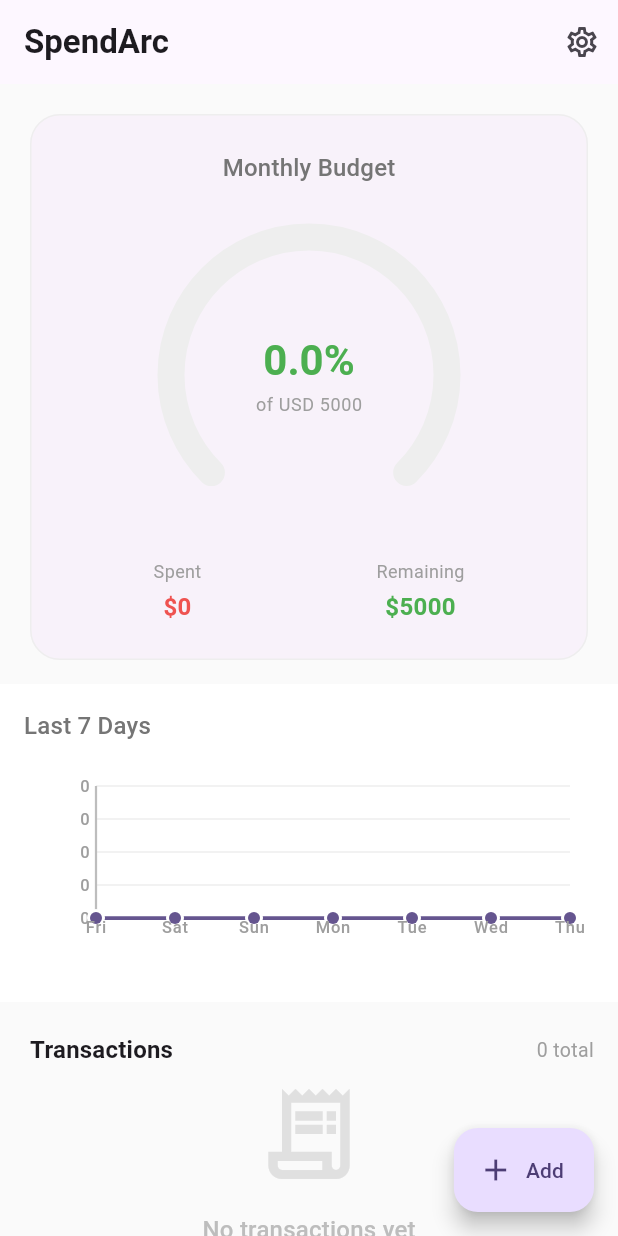
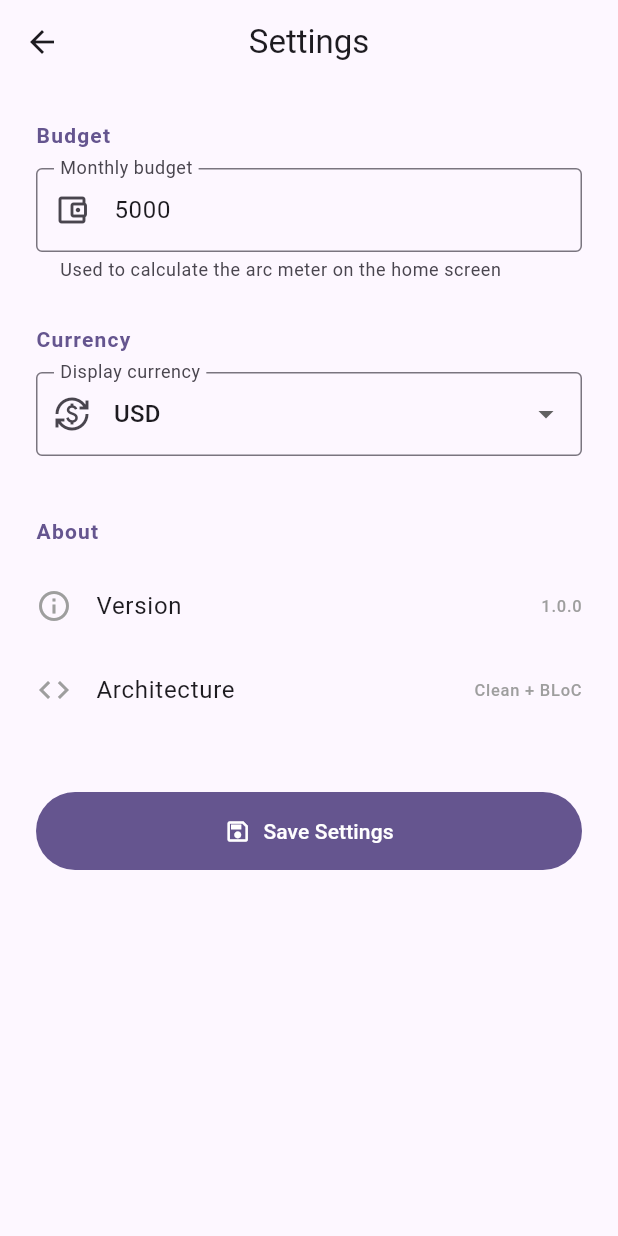
Before and after one commit to mrswapon/SpendArc_Taghyeer_Task, a Flutter app: the screen it shows after launch, after a tap on the "settings" icon, on a phone screen of 412 x 824 dp. Run offline on Flutter 3.47's test engine with Material 3 defaults, Android fonts, the phone set to English and light mode, and no system bars; our stand-ins replace connectivity_plus, dartz, equatable, flutter_bloc, get_it, hive_flutter; accounts and stored records are empty.

Commit message:
Settings Page Functionality Added

```diff
--- a/lib/core/di/injection_container.dart
+++ b/lib/core/di/injection_container.dart
@@ -5,6 +5,7 @@ import 'package:http/http.dart' as http;
 import 'package:spend_arc/core/network/network_info.dart';
 import 'package:spend_arc/core/sync/sync_service.dart';
 import 'package:spend_arc/core/sync/write_queue.dart';
+import 'package:spend_arc/features/settings/data/datasources/settings_local_datasource.dart';
 import 'package:spend_arc/features/settings/presentation/bloc/settings_bloc.dart';
 import 'package:spend_arc/features/transactions/data/datasources/transaction_local_datasource.dart';
 import 'package:spend_arc/features/transactions/data/datasources/transaction_remote_datasource.dart';
@@ -60,8 +61,12 @@ Future<void> init() async {
   sl.registerLazySingleton(
       () => DeleteTransaction(sl<TransactionRepository>()));
 
+  // ── Settings data source ─────────────────────────────────────────────────────
+  final settingsDs = await SettingsLocalDataSource.create();
+  sl.registerSingleton<SettingsLocalDataSource>(settingsDs);
+
   // ── Blocs ────────────────────────────────────────────────────────────────────
-  sl.registerFactory(() => SettingsBloc());
+  sl.registerFactory(() => SettingsBloc(sl<SettingsLocalDataSource>()));
 
   sl.registerFactory(
     () => TransactionBloc(
--- /dev/null
+++ b/lib/features/settings/data/datasources/settings_local_datasource.dart
@@ -0,0 +1,30 @@
+import 'package:hive_flutter/hive_flutter.dart';
+import 'package:spend_arc/features/settings/domain/entities/settings.dart';
+
+class SettingsLocalDataSource {
+  static const _boxName = 'settings';
+  static const _budgetKey = 'monthly_budget';
+  static const _currencyKey = 'currency';
+
+  final Box _box;
+
+  SettingsLocalDataSource(this._box);
+
+  static Future<SettingsLocalDataSource> create() async {
+    final box = await Hive.openBox(_boxName);
+    return SettingsLocalDataSource(box);
+  }
+
+  Settings load() {
+    return Settings(
+      monthlyBudget:
+          (_box.get(_budgetKey, defaultValue: 5000.0) as num).toDouble(),
+      currency: _box.get(_currencyKey, defaultValue: 'USD') as String,
+    );
+  }
+
+  Future<void> save(Settings settings) async {
+    await _box.put(_budgetKey, settings.monthlyBudget);
+    await _box.put(_currencyKey, settings.currency);
+  }
+}
--- a/lib/features/settings/presentation/bloc/settings_bloc.dart
+++ b/lib/features/settings/presentation/bloc/settings_bloc.dart
@@ -1,33 +1,39 @@
 import 'package:flutter_bloc/flutter_bloc.dart';
+import 'package:spend_arc/features/settings/data/datasources/settings_local_datasource.dart';
 import 'package:spend_arc/features/settings/domain/entities/settings.dart';
 import 'package:spend_arc/features/settings/presentation/bloc/settings_event.dart';
 import 'package:spend_arc/features/settings/presentation/bloc/settings_state.dart';
 
 class SettingsBloc extends Bloc<SettingsEvent, SettingsState> {
-  SettingsBloc() : super(const SettingsInitial()) {
+  final SettingsLocalDataSource _dataSource;
+
+  SettingsBloc(this._dataSource) : super(const SettingsInitial()) {
     on<LoadSettingsEvent>(_onLoad);
     on<UpdateBudgetEvent>(_onUpdateBudget);
     on<UpdateCurrencyEvent>(_onUpdateCurrency);
   }
 
   void _onLoad(LoadSettingsEvent event, Emitter<SettingsState> emit) {
-    emit(const SettingsLoaded(
-      Settings(monthlyBudget: 5000.0, currency: 'USD'),
-    ));
+    emit(SettingsLoaded(_dataSource.load()));
   }
 
-  void _onUpdateBudget(UpdateBudgetEvent event, Emitter<SettingsState> emit) {
-    final current = state is SettingsLoaded
-        ? (state as SettingsLoaded).settings
-        : const Settings(monthlyBudget: 5000.0, currency: 'USD');
-    emit(SettingsLoaded(current.copyWith(monthlyBudget: event.monthlyBudget)));
+  Future<void> _onUpdateBudget(
+      UpdateBudgetEvent event, Emitter<SettingsState> emit) async {
+    final current = _currentSettings;
+    final updated = current.copyWith(monthlyBudget: event.monthlyBudget);
+    await _dataSource.save(updated);
+    emit(SettingsLoaded(updated));
   }
 
-  void _onUpdateCurrency(
-      UpdateCurrencyEvent event, Emitter<SettingsState> emit) {
-    final current = state is SettingsLoaded
-        ? (state as SettingsLoaded).settings
-        : const Settings(monthlyBudget: 5000.0, currency: 'USD');
-    emit(SettingsLoaded(current.copyWith(currency: event.currency)));
+  Future<void> _onUpdateCurrency(
+      UpdateCurrencyEvent event, Emitter<SettingsState> emit) async {
+    final current = _currentSettings;
+    final updated = current.copyWith(currency: event.currency);
+    await _dataSource.save(updated);
+    emit(SettingsLoaded(updated));
   }
+
+  Settings get _currentSettings => state is SettingsLoaded
+      ? (state as SettingsLoaded).settings
+      : _dataSource.load();
 }
--- /dev/null
+++ b/lib/features/settings/presentation/pages/settings_page.dart
@@ -0,0 +1,198 @@
+import 'package:flutter/material.dart';
+import 'package:flutter/services.dart';
+import 'package:flutter_bloc/flutter_bloc.dart';
+import 'package:spend_arc/features/settings/presentation/bloc/settings_bloc.dart';
+import 'package:spend_arc/features/settings/presentation/bloc/settings_event.dart';
+import 'package:spend_arc/features/settings/presentation/bloc/settings_state.dart';
+
+class SettingsPage extends StatefulWidget {
+  const SettingsPage({super.key});
+
+  @override
+  State<SettingsPage> createState() => _SettingsPageState();
+}
+
+class _SettingsPageState extends State<SettingsPage> {
+  final _budgetCtrl = TextEditingController();
+  final _formKey = GlobalKey<FormState>();
+  String _currency = 'USD';
+  bool _saved = false;
+
+  static const _currencies = ['USD', 'EUR', 'GBP', 'JPY', 'CAD', 'AUD', 'INR', 'BDT'];
+
+  @override
+  void initState() {
+    super.initState();
+    final state = context.read<SettingsBloc>().state;
+    if (state is SettingsLoaded) {
+      _budgetCtrl.text = state.settings.monthlyBudget.toStringAsFixed(0);
+      _currency = state.settings.currency;
+    }
+  }
+
+  @override
+  void dispose() {
+    _budgetCtrl.dispose();
+    super.dispose();
+  }
+
+  void _save() {
+    if (!_formKey.currentState!.validate()) return;
+    final budget = double.parse(_budgetCtrl.text.trim());
+    context.read<SettingsBloc>()
+      ..add(UpdateBudgetEvent(budget))
+      ..add(UpdateCurrencyEvent(_currency));
+    setState(() => _saved = true);
+    ScaffoldMessenger.of(context).showSnackBar(
+      SnackBar(
+        content: const Text('Settings saved'),
+        backgroundColor: Colors.green.shade600,
+        behavior: SnackBarBehavior.floating,
+        duration: const Duration(seconds: 2),
+      ),
+    );
+  }
+
+  @override
+  Widget build(BuildContext context) {
+    return Scaffold(
+      appBar: AppBar(
+        title: const Text('Settings'),
+        centerTitle: true,
+      ),
+      body: BlocListener<SettingsBloc, SettingsState>(
+        listener: (context, state) {
+          // Reflect external changes (e.g. from TransactionBloc) if any.
+          if (state is SettingsLoaded && !_saved) {
+            _budgetCtrl.text =
+                state.settings.monthlyBudget.toStringAsFixed(0);
+            setState(() => _currency = state.settings.currency);
+          }
+          _saved = false;
+        },
+        child: Form(
+          key: _formKey,
+          child: ListView(
+            padding: const EdgeInsets.all(24),
+            children: [
+              // ── Budget ────────────────────────────────────────────────────
+              _SectionHeader(title: 'Budget'),
+              const SizedBox(height: 12),
+              TextFormField(
+                controller: _budgetCtrl,
+                decoration: const InputDecoration(
+                  labelText: 'Monthly budget',
+                  prefixIcon: Icon(Icons.account_balance_wallet_outlined),
+                  border: OutlineInputBorder(),
+                  helperText: 'Used to calculate the arc meter on the home screen',
+                ),
+                keyboardType:
+                    const TextInputType.numberWithOptions(decimal: true),
+                inputFormatters: [
+                  FilteringTextInputFormatter.allow(RegExp(r'^\d+\.?\d{0,2}')),
+                ],
+                validator: (v) {
+                  if (v == null || v.trim().isEmpty) return 'Required';
+                  final d = double.tryParse(v);
+                  if (d == null || d <= 0) return 'Enter a positive number';
+                  return null;
+                },
+              ),
+
+              const SizedBox(height: 28),
+
+              // ── Currency ──────────────────────────────────────────────────
+              _SectionHeader(title: 'Currency'),
+              const SizedBox(height: 12),
+              DropdownButtonFormField<String>(
+                value: _currency,
+                decoration: const InputDecoration(
+                  labelText: 'Display currency',
+                  prefixIcon: Icon(Icons.currency_exchange),
+                  border: OutlineInputBorder(),
+                ),
+                items: _currencies
+                    .map((c) => DropdownMenuItem(
+                          value: c,
+                          child: Text(c),
+                        ))
+                    .toList(),
+                onChanged: (v) => setState(() => _currency = v!),
+              ),
+
+              const SizedBox(height: 40),
+
+              // ── About ─────────────────────────────────────────────────────
+              _SectionHeader(title: 'About'),
+              const SizedBox(height: 12),
+              _AboutTile(
+                icon: Icons.info_outline,
+                label: 'Version',
+                value: '1.0.0',
+              ),
+              _AboutTile(
+                icon: Icons.code,
+                label: 'Architecture',
+                value: 'Clean + BLoC',
+              ),
+
+              const SizedBox(height: 40),
+
+              // ── Save ──────────────────────────────────────────────────────
+              FilledButton.icon(
+                onPressed: _save,
+                icon: const Icon(Icons.save_outlined),
+                label: const Text('Save Settings'),
+                style: FilledButton.styleFrom(
+                  padding: const EdgeInsets.symmetric(vertical: 16),
+                ),
+              ),
+            ],
+          ),
+        ),
+      ),
+    );
+  }
+}
+
+class _SectionHeader extends StatelessWidget {
+  final String title;
+  const _SectionHeader({required this.title});
+
+  @override
+  Widget build(BuildContext context) {
+    return Text(
+      title,
+      style: Theme.of(context).textTheme.labelLarge?.copyWith(
+            color: Theme.of(context).colorScheme.primary,
+            fontWeight: FontWeight.bold,
+            letterSpacing: 0.8,
+          ),
+    );
+  }
+}
+
+class _AboutTile extends StatelessWidget {
+  final IconData icon;
+  final String label;
+  final String value;
+
+  const _AboutTile({
+    required this.icon,
+    required this.label,
+    required this.value,
+  });
+
+  @override
+  Widget build(BuildContext context) {
+    return ListTile(
+      contentPadding: EdgeInsets.zero,
+      leading: Icon(icon, color: Colors.grey.shade500),
+      title: Text(label),
+      trailing: Text(
+        value,
+        style: TextStyle(color: Colors.grey.shade500),
+      ),
+    );
+  }
+}
--- a/lib/features/transactions/presentation/pages/home_page.dart
+++ b/lib/features/transactions/presentation/pages/home_page.dart
@@ -1,6 +1,9 @@
 import 'package:flutter/material.dart';
 import 'package:flutter_bloc/flutter_bloc.dart';
 import 'package:intl/intl.dart';
+import 'package:spend_arc/features/settings/presentation/bloc/settings_bloc.dart';
+import 'package:spend_arc/features/settings/presentation/bloc/settings_state.dart';
+import 'package:spend_arc/features/settings/presentation/pages/settings_page.dart';
 import 'package:spend_arc/features/transactions/domain/entities/transaction.dart';
 import 'package:spend_arc/features/transactions/presentation/bloc/transaction_bloc.dart';
 import 'package:spend_arc/features/transactions/presentation/pages/add_transaction_page.dart';
@@ -45,7 +48,18 @@ class _HomePageState extends State<HomePage> {
         actions: [
           IconButton(
             icon: const Icon(Icons.settings_outlined),
-            onPressed: () {},
+            onPressed: () {
+              final settingsBloc = context.read<SettingsBloc>();
+              Navigator.push(
+                context,
+                MaterialPageRoute(
+                  builder: (_) => BlocProvider.value(
+                    value: settingsBloc,
+                    child: const SettingsPage(),
+                  ),
+                ),
+              );
+            },
           ),
         ],
       ),
@@ -79,12 +93,18 @@ class _HomePageState extends State<HomePage> {
 
           final loaded = state is TransactionLoaded ? state : null;
 
+          return BlocBuilder<SettingsBloc, SettingsState>(
+            builder: (context, settingsState) {
+              final currency = settingsState is SettingsLoaded
+                  ? settingsState.settings.currency
+                  : 'USD';
               return CustomScrollView(
                 slivers: [
                   SliverToBoxAdapter(
                     child: _SummaryHeader(
                       loaded: loaded,
                       transactionCount: transactions.length,
+                      currency: currency,
                     ),
                   ),
               if (transactions.isEmpty)
@@ -117,6 +137,8 @@ class _HomePageState extends State<HomePage> {
                 ],
               );
             },
+          );
+        },
       ),
     );
   }
@@ -125,8 +147,13 @@ class _HomePageState extends State<HomePage> {
 class _SummaryHeader extends StatelessWidget {
   final TransactionLoaded? loaded;
   final int transactionCount;
+  final String currency;
 
-  const _SummaryHeader({this.loaded, required this.transactionCount});
+  const _SummaryHeader({
+    this.loaded,
+    required this.transactionCount,
+    this.currency = 'USD',
+  });
 
   @override
   Widget build(BuildContext context) {
@@ -169,6 +196,7 @@ class _SummaryHeader extends StatelessWidget {
                     percentage: pct,
                     spent: spent,
                     budget: budget,
+                    currency: currency,
                   ),
                   const SizedBox(height: 12),
                   Row(
@@ -176,12 +204,12 @@ class _SummaryHeader extends StatelessWidget {
                     children: [
                       _StatChip(
                           label: 'Spent',
-                          value: '\$${spent.toStringAsFixed(0)}',
+                          value: '$currency ${spent.toStringAsFixed(0)}',
                           color: Colors.red.shade400),
                       _StatChip(
                           label: 'Remaining',
                           value:
-                              '\$${(budget - spent).clamp(0, double.infinity).toStringAsFixed(0)}',
+                              '$currency ${(budget - spent).clamp(0, double.infinity).toStringAsFixed(0)}',
                           color: Colors.green.shade500),
                     ],
                   ),
```
Lines whose indentation alone changed are shown as unchanged.
